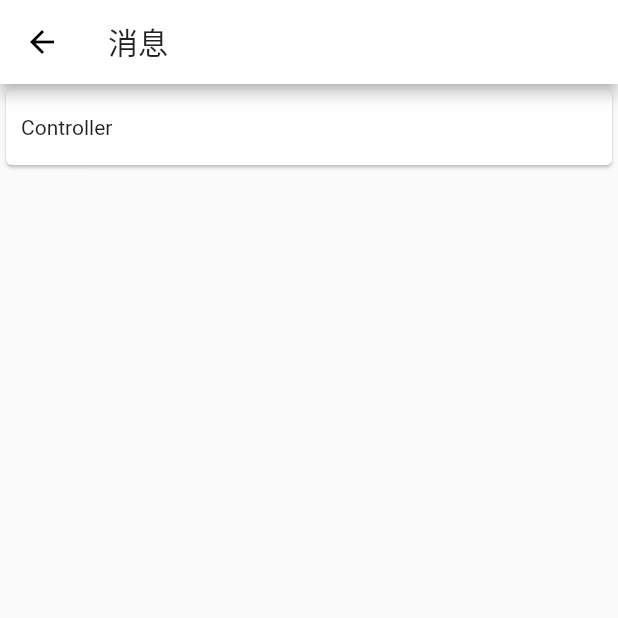
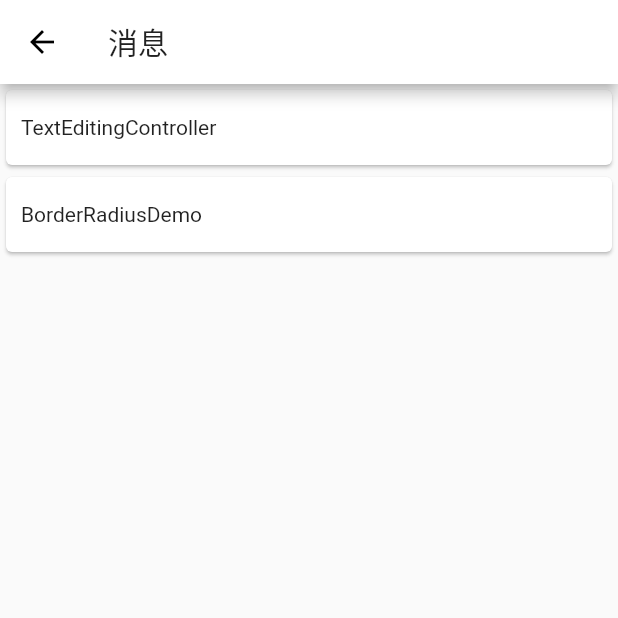
Before and after one commit to falstack/greedy, a Flutter app: the MainNotice screen opened directly, on a phone screen of 412 x 824 dp, the top half of it. Run offline on Flutter 3.47's test engine with Material 2 defaults, Android fonts, the phone set to English and light mode, and no system bars; our stand-ins replace fluro; missing offline and left inert: flutter_webview_plugin; statements that could not run were skipped.

Commit message:
add: borderRaidusDemo

```diff
--- a/lib/views/demo/controller.dart
+++ /dev/null
@@ -1,12 +0,0 @@
-import 'package:flutter/material.dart';
-
-class Controller extends StatelessWidget {
-  @override
-  Widget build(BuildContext context) {
-    return Scaffold(
-      appBar: AppBar(
-        title: Text('Controller')
-      ),
-    );
-  }
-}
--- a/lib/views/index.dart
+++ b/lib/views/index.dart
@@ -1,6 +1,7 @@
 import 'package:flutter/material.dart';
 import 'package:fluro/fluro.dart';
-import 'package:greedy/views/demo/controller.dart';
+import 'package:greedy/views/demo/BorderRadiusDemo.dart';
+import 'package:greedy/views/demo/TextEditingControllerDemo.dart';
 import 'package:greedy/views/home.dart';
 import 'package:greedy/views/launch.dart';
 import 'package:greedy/views/login.dart';
@@ -15,9 +16,14 @@ import 'package:greedy/views/zone-show.dart';
 
 List demoWidgets = <Map>[
   {
-    'name': 'Controller',
-    'path': '/demo/controller',
-    'handler': Controller()
+    'name': 'TextEditingController',
+    'path': '/demo/text-editing-controller',
+    'handler': TextEditingControllerDemo()
+  },
+  {
+    'name': 'BorderRadiusDemo',
+    'path': '/demo/clip-r-rect',
+    'handler': BorderRadiusDemo()
   }
 ];
 
```
Also changed, not shown: lib/views/demo/BorderRadiusDemo.dart (added, +58 -0 lines), lib/views/demo/TextEditingControllerDemo.dart (added, +32 -0 lines).
